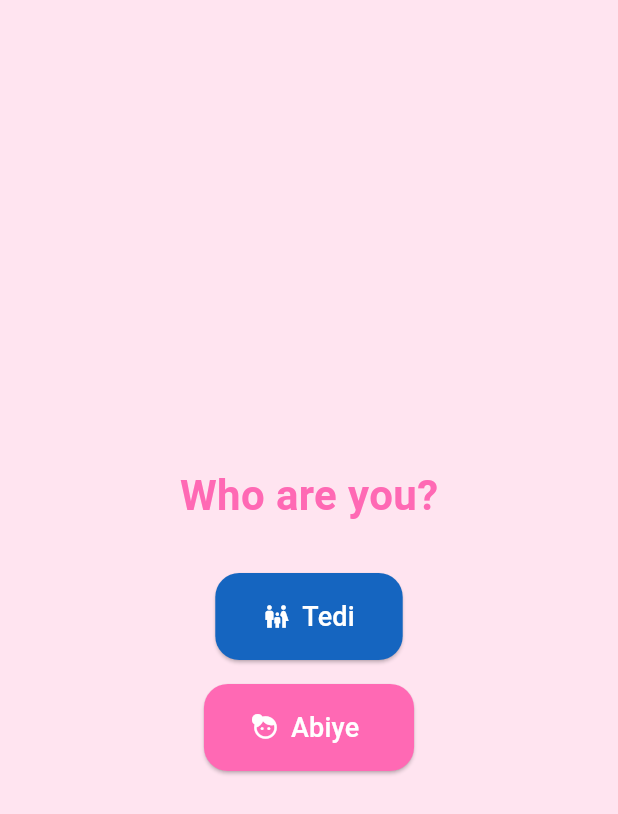
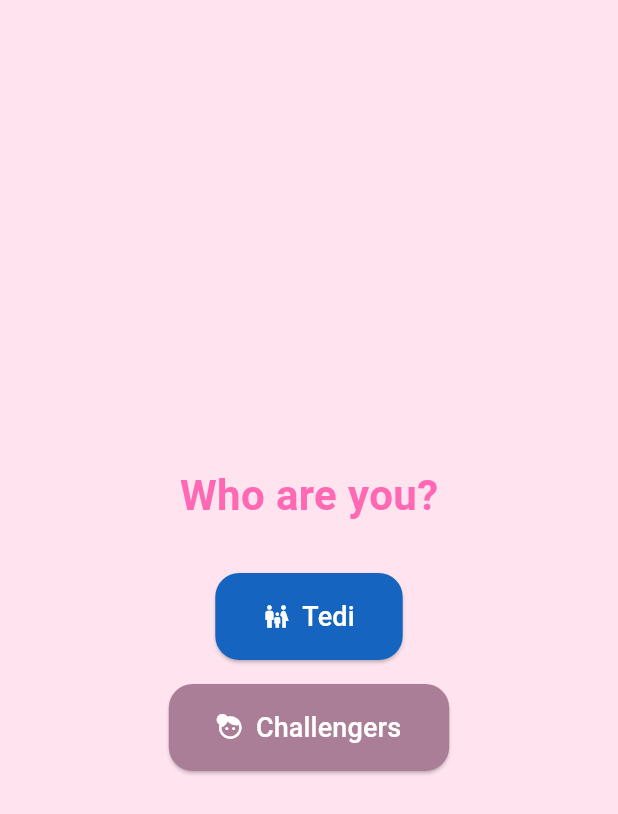
Before and after one commit to naftananmamo/money_tracker_app, a Flutter app: the screen it shows after launch, on a phone screen of 412 x 824 dp. Shown: the top 814 px of the screen. Run offline on Flutter 3.47's test engine with Material 3 defaults, Android fonts, the light colour scheme and no system bars; our stand-ins replace cloud_firestore, firebase_core; accounts and stored records are empty; Roboto replaces fonts that are missing (Comic Sans MS).

Commit message:
Update role selector screen with current user interface changes

```diff
--- a/lib/screens/role_selector_screen.dart
+++ b/lib/screens/role_selector_screen.dart
@@ -72,13 +72,13 @@ class RoleSelector extends StatelessWidget {
             ElevatedButton.icon(
               icon: const Icon(daughterIcon, color: Colors.white),
               style: ElevatedButton.styleFrom(
-                backgroundColor: AppTheme.abiyeColor,
+                backgroundColor: const Color.fromARGB(255, 170, 126, 150),
                 foregroundColor: Colors.white,
                 padding: const EdgeInsets.symmetric(horizontal: 32, vertical: 16),
                 shape: RoundedRectangleBorder(borderRadius: BorderRadius.circular(16)),
               ),
               onPressed: () => Navigator.pushReplacement(context, MaterialPageRoute(builder: (_) => const Dashboard(role: UserRole.abiye))),
-              label: const Text('Abiye ', style: TextStyle(fontSize: 18)),
+              label: const Text('Challengers', style: TextStyle(fontSize: 18)),
             )
           ],
         ),
```
